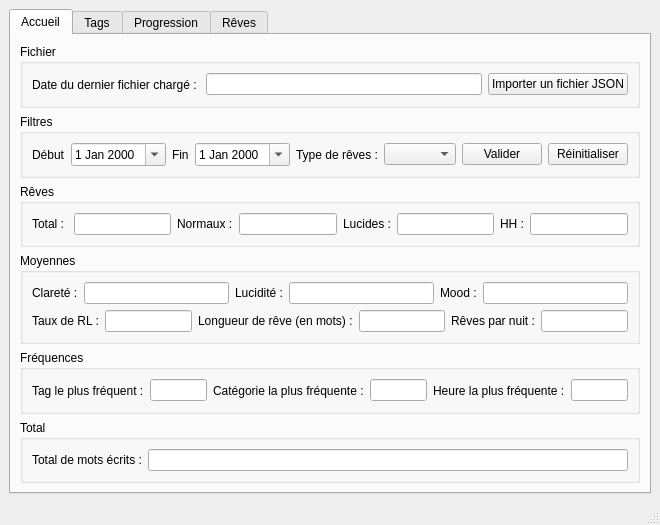
Above: ui/main_window.ui from estebanthi/DreamsAnalyzer before the change. Below: the same form after it.
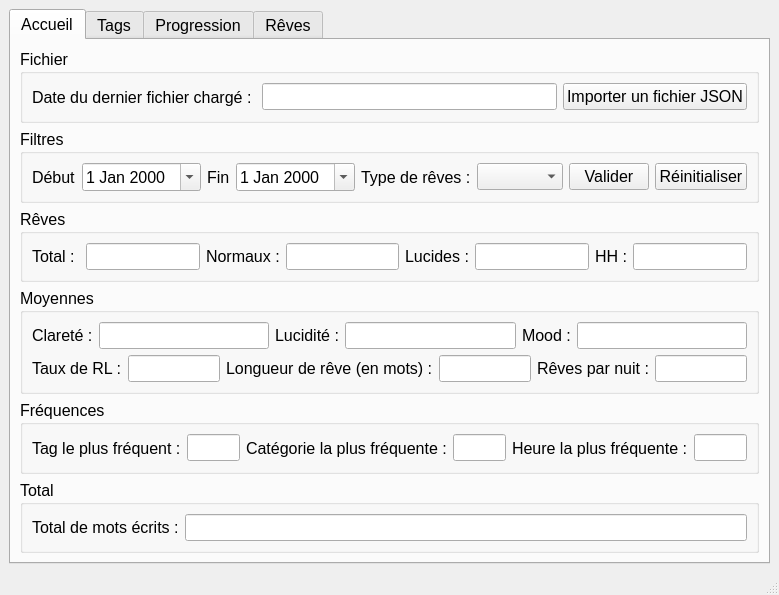
That is the form after the change. The open tabs and pages were chosen to show the change. Custom widgets are drawn as their Qt base class.

The edit to the form file:
```diff
--- a/ui/main_window.ui
+++ b/ui/main_window.ui
@@ -17,6 +17,11 @@
    <layout class="QVBoxLayout" name="verticalLayout_6">
     <item>
      <widget class="QTabWidget" name="tabWidget">
+      <property name="font">
+       <font>
+        <pointsize>12</pointsize>
+       </font>
+      </property>
       <property name="currentIndex">
        <number>3</number>
       </property>
@@ -27,12 +32,22 @@
        <layout class="QVBoxLayout" name="verticalLayout_7">
         <item>
          <widget class="QGroupBox" name="groupBox">
+          <property name="font">
+           <font>
+            <pointsize>12</pointsize>
+           </font>
+          </property>
           <property name="title">
            <string>Fichier</string>
           </property>
           <layout class="QHBoxLayout" name="horizontalLayout_9">
            <item>
             <widget class="QLabel" name="last_file_loaded_value">
+             <property name="font">
+              <font>
+               <pointsize>12</pointsize>
+              </font>
+             </property>
              <property name="text">
               <string>Date du dernier fichier chargé : </string>
              </property>
@@ -40,6 +55,11 @@
            </item>
            <item>
             <widget class="QLineEdit" name="lastLoadedFileDate">
+             <property name="font">
+              <font>
+               <pointsize>12</pointsize>
+              </font>
+             </property>
              <property name="readOnly">
               <bool>true</bool>
              </property>
@@ -47,6 +67,11 @@
            </item>
            <item>
             <widget class="QPushButton" name="importJSONFileButton">
+             <property name="font">
+              <font>
+               <pointsize>12</pointsize>
+              </font>
+             </property>
              <property name="text">
               <string>Importer un fichier JSON</string>
              </property>
@@ -57,12 +82,22 @@
         </item>
         <item>
          <widget class="QGroupBox" name="groupBox_8">
+          <property name="font">
+           <font>
+            <pointsize>12</pointsize>
+           </font>
+          </property>
           <property name="title">
            <string>Filtres</string>
           </property>
           <layout class="QHBoxLayout" name="horizontalLayout_5">
            <item>
             <widget class="QLabel" name="label_16">
+             <property name="font">
+              <font>
+               <pointsize>12</pointsize>
+              </font>
+             </property>
              <property name="text">
               <string>Début</string>
              </property>
@@ -70,6 +105,11 @@
            </item>
            <item>
             <widget class="QDateEdit" name="startDate">
+             <property name="font">
+              <font>
+               <pointsize>12</pointsize>
+              </font>
+             </property>
              <property name="calendarPopup">
               <bool>true</bool>
              </property>
@@ -77,6 +117,11 @@
            </item>
            <item>
             <widget class="QLabel" name="label_17">
+             <property name="font">
+              <font>
+               <pointsize>12</pointsize>
+              </font>
+             </property>
              <property name="text">
               <string>Fin</string>
              </property>
@@ -84,6 +129,11 @@
            </item>
            <item>
             <widget class="QDateEdit" name="endDate">
+             <property name="font">
+              <font>
+               <pointsize>12</pointsize>
+              </font>
+             </property>
              <property name="calendarPopup">
               <bool>true</bool>
              </property>
@@ -91,16 +141,32 @@
            </item>
            <item>
             <widget class="QLabel" name="label_19">
+             <property name="font">
+              <font>
+               <pointsize>12</pointsize>
+              </font>
+             </property>
              <property name="text">
               <string>Type de rêves :</string>
              </property>
             </widget>
            </item>
            <item>
-            <widget class="QComboBox" name="dreamTypeSelect"/>
+            <widget class="QComboBox" name="dreamTypeSelect">
+             <property name="font">
+              <font>
+               <pointsize>12</pointsize>
+              </font>
+             </property>
+            </widget>
            </item>
            <item>
             <widget class="QPushButton" name="updateButton">
+             <property name="font">
+              <font>
+               <pointsize>12</pointsize>
+              </font>
+             </property>
              <property name="text">
               <string>Valider</string>
              </property>
@@ -108,6 +174,11 @@
            </item>
            <item>
             <widget class="QPushButton" name="resetButton">
+             <property name="font">
+              <font>
+               <pointsize>12</pointsize>
+              </font>
+             </property>
              <property name="text">
               <string>Réinitialiser</string>
              </property>
@@ -118,6 +189,11 @@
         </item>
         <item>
          <widget class="QGroupBox" name="groupBox_2">
+          <property name="font">
+           <font>
+            <pointsize>12</pointsize>
+           </font>
+          </property>
           <property name="title">
            <string>Rêves</string>
           </property>
@@ -127,6 +203,11 @@
           <layout class="QHBoxLayout" name="horizontalLayout">
            <item>
             <widget class="QLabel" name="last_file_loaded_value_2">
+             <property name="font">
+              <font>
+               <pointsize>12</pointsize>
+              </font>
+             </property>
              <property name="text">
               <string>Total : </string>
              </property>
@@ -134,6 +215,11 @@
            </item>
            <item>
             <widget class="QLineEdit" name="totalDreamsCounter">
+             <property name="font">
+              <font>
+               <pointsize>12</pointsize>
+              </font>
+             </property>
              <property name="readOnly">
               <bool>true</bool>
              </property>
@@ -141,6 +227,11 @@
            </item>
            <item>
             <widget class="QLabel" name="label_2">
+             <property name="font">
+              <font>
+               <pointsize>12</pointsize>
+              </font>
+             </property>
              <property name="text">
               <string>Normaux :</string>
              </property>
@@ -148,6 +239,11 @@
            </item>
            <item>
             <widget class="QLineEdit" name="normalDreamsCounter">
+             <property name="font">
+              <font>
+               <pointsize>12</pointsize>
+              </font>
+             </property>
              <property name="readOnly">
               <bool>true</bool>
              </property>
@@ -155,6 +251,11 @@
            </item>
            <item>
             <widget class="QLabel" name="label_4">
+             <property name="font">
+              <font>
+               <pointsize>12</pointsize>
+              </font>
+             </property>
              <property name="text">
               <string>Lucides :</string>
              </property>
@@ -162,6 +263,11 @@
            </item>
            <item>
             <widget class="QLineEdit" name="lucidDreamsCounter">
+             <property name="font">
+              <font>
+               <pointsize>12</pointsize>
+              </font>
+             </property>
              <property name="readOnly">
               <bool>true</bool>
              </property>
@@ -169,6 +275,11 @@
            </item>
            <item>
             <widget class="QLabel" name="label_6">
+             <property name="font">
+              <font>
+               <pointsize>12</pointsize>
+              </font>
+             </property>
              <property name="text">
               <string>HH :</string>
              </property>
@@ -176,6 +287,11 @@
            </item>
            <item>
             <widget class="QLineEdit" name="hhCounter">
+             <property name="font">
+              <font>
+               <pointsize>12</pointsize>
+              </font>
+             </property>
              <property name="readOnly">
               <bool>true</bool>
              </property>
@@ -186,6 +302,11 @@
         </item>
         <item>
          <widget class="QGroupBox" name="groupBox_3">
+          <property name="font">
+           <font>
+            <pointsize>12</pointsize>
+           </font>
+          </property>
           <property name="title">
            <string>Moyennes</string>
           </property>
@@ -194,6 +315,11 @@
             <layout class="QHBoxLayout" name="horizontalLayout_2">
              <item>
               <widget class="QLabel" name="label_7">
+               <property name="font">
+                <font>
+                 <pointsize>12</pointsize>
+                </font>
+               </property>
                <property name="text">
                 <string>Clareté :</string>
                </property>
@@ -201,6 +327,11 @@
              </item>
              <item>
               <widget class="QLineEdit" name="averageClear">
+               <property name="font">
+                <font>
+                 <pointsize>12</pointsize>
+                </font>
+               </property>
                <property name="readOnly">
                 <bool>true</bool>
                </property>
@@ -208,6 +339,11 @@
              </item>
              <item>
               <widget class="QLabel" name="label_5">
+               <property name="font">
+                <font>
+                 <pointsize>12</pointsize>
+                </font>
+               </property>
                <property name="text">
                 <string>Lucidité :</string>
                </property>
@@ -215,6 +351,11 @@
              </item>
              <item>
               <widget class="QLineEdit" name="averageLucidity">
+               <property name="font">
+                <font>
+                 <pointsize>12</pointsize>
+                </font>
+               </property>
                <property name="readOnly">
                 <bool>true</bool>
                </property>
@@ -222,6 +363,11 @@
              </item>
              <item>
               <widget class="QLabel" name="last_file_loaded_value_3">
+               <property name="font">
+                <font>
+                 <pointsize>12</pointsize>
+                </font>
+               </property>
                <property name="text">
                 <string>Mood :</string>
                </property>
@@ -229,6 +375,11 @@
              </item>
              <item>
               <widget class="QLineEdit" name="averageMood">
+               <property name="font">
+                <font>
+                 <pointsize>12</pointsize>
+                </font>
+               </property>
                <property name="readOnly">
                 <bool>true</bool>
                </property>
@@ -240,6 +391,11 @@
             <layout class="QHBoxLayout" name="horizontalLayout_10">
              <item>
               <widget class="QLabel" name="label_8">
+               <property name="font">
+                <font>
+                 <pointsize>12</pointsize>
+                </font>
+               </property>
                <property name="text">
                 <string>Taux de RL :</string>
                </property>
@@ -247,6 +403,11 @@
              </item>
              <item>
               <widget class="QLineEdit" name="lucidDreamsRate">
+               <property name="font">
+                <font>
+                 <pointsize>12</pointsize>
+                </font>
+               </property>
                <property name="readOnly">
                 <bool>true</bool>
                </property>
@@ -254,6 +415,11 @@
              </item>
              <item>
               <widget class="QLabel" name="last_file_loaded_value_4">
+               <property name="font">
+                <font>
+                 <pointsize>12</pointsize>
+                </font>
+               </property>
                <property name="text">
                 <string>Longueur de rêve (en mots) :</string>
                </property>
@@ -261,6 +427,11 @@
              </item>
              <item>
               <widget class="QLineEdit" name="averageLength">
+               <property name="font">
+                <font>
+                 <pointsize>12</pointsize>
+                </font>
+               </property>
                <property name="readOnly">
                 <bool>true</bool>
                </property>
@@ -268,6 +439,11 @@
              </item>
              <item>
               <widget class="QLabel" name="label_9">
+               <property name="font">
+                <font>
+                 <pointsize>12</pointsize>
+                </font>
+               </property>
                <property name="text">
                 <string>Rêves par nuit :</string>
                </property>
@@ -275,6 +451,11 @@
              </item>
              <item>
               <widget class="QLineEdit" name="averageDreamsPerNight">
+               <property name="font">
+                <font>
+                 <pointsize>12</pointsize>
+                </font>
+               </property>
                <property name="readOnly">
                 <bool>true</bool>
                </property>
@@ -287,12 +468,22 @@
         </item>
         <item>
          <widget class="QGroupBox" name="groupBox_4">
+          <property name="font">
+           <font>
+            <pointsize>12</pointsize>
+           </font>
+          </property>
           <property name="title">
            <string>Fréquences</string>
           </property>
           <layout class="QHBoxLayout" name="horizontalLayout_3">
            <item>
             <widget class="QLabel" name="last_file_loaded_value_5">
+             <property name="font">
+              <font>
+               <pointsize>12</pointsize>
+              </font>
+             </property>
              <property name="text">
               <string>Tag le plus fréquent :</string>
              </property>
@@ -300,6 +491,11 @@
            </item>
            <item>
             <widget class="QLineEdit" name="mostFrequentTag">
+             <property name="font">
+              <font>
+               <pointsize>12</pointsize>
+              </font>
+             </property>
              <property name="readOnly">
               <bool>true</bool>
              </property>
@@ -307,6 +503,11 @@
            </item>
            <item>
             <widget class="QLabel" name="label_10">
+             <property name="font">
+              <font>
+               <pointsize>12</pointsize>
+              </font>
+             </property>
              <property name="text">
               <string>Catégorie la plus fréquente :</string>
              </property>
@@ -314,6 +515,11 @@
            </item>
            <item>
             <widget class="QLineEdit" name="mostFrequentCategory">
+             <property name="font">
+              <font>
+               <pointsize>12</pointsize>
+              </font>
+             </property>
              <property name="readOnly">
               <bool>true</bool>
              </property>
@@ -321,6 +527,11 @@
            </item>
            <item>
             <widget class="QLabel" name="last_file_loaded_value_6">
+             <property name="font">
+              <font>
+               <pointsize>12</pointsize>
+              </font>
+             </property>
              <property name="text">
               <string>Heure la plus fréquente :</string>
              </property>
@@ -328,6 +539,11 @@
            </item>
            <item>
             <widget class="QLineEdit" name="mostFrequentHour">
+             <property name="font">
+              <font>
+               <pointsize>12</pointsize>
+              </font>
+             </property>
              <property name="readOnly">
               <bool>true</bool>
              </property>
@@ -338,12 +554,22 @@
         </item>
         <item>
          <widget class="QGroupBox" name="groupBox_5">
+          <property name="font">
+           <font>
+            <pointsize>12</pointsize>
+           </font>
+          </property>
           <property name="title">
            <string>Total</string>
           </property>
           <layout class="QHBoxLayout" name="horizontalLayout_4">
            <item>
             <widget class="QLabel" name="label_11">
+             <property name="font">
+              <font>
+               <pointsize>12</pointsize>
+              </font>
+             </property>
              <property name="text">
               <string>Total de mots écrits :</string>
              </property>
@@ -351,6 +577,11 @@
            </item>
            <item>
             <widget class="QLineEdit" name="totalWords">
+             <property name="font">
+              <font>
+               <pointsize>12</pointsize>
+              </font>
+             </property>
              <property name="readOnly">
               <bool>true</bool>
              </property>
```
Left out of the diff: 2 changed lines with no effect on the pictures.
